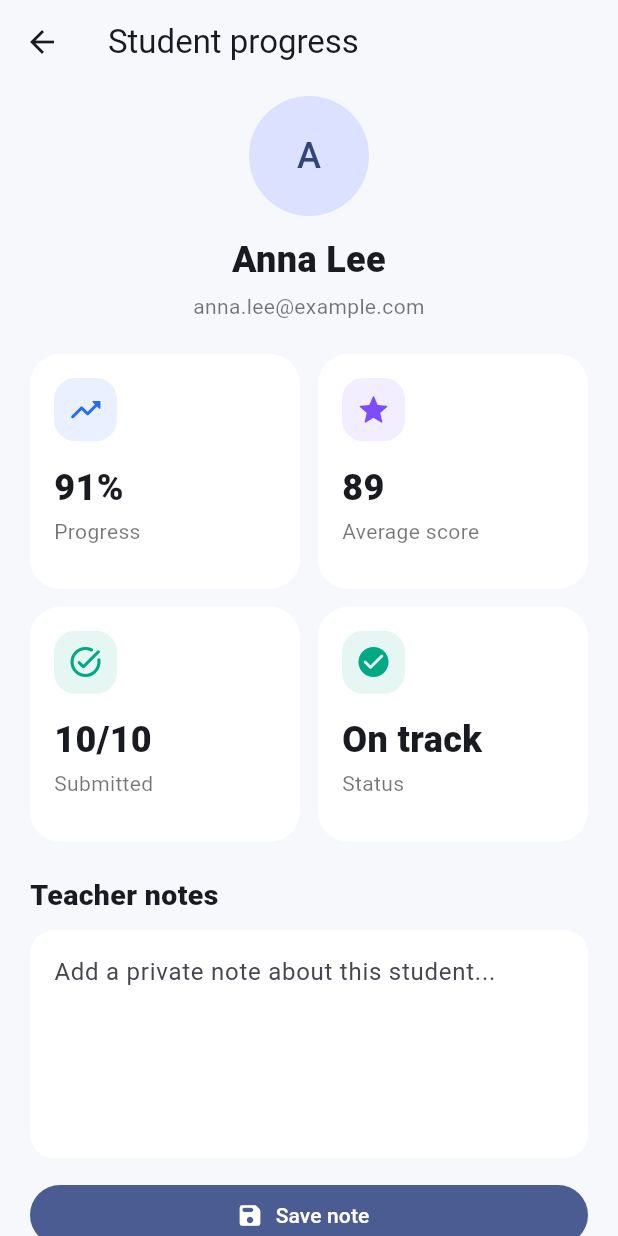
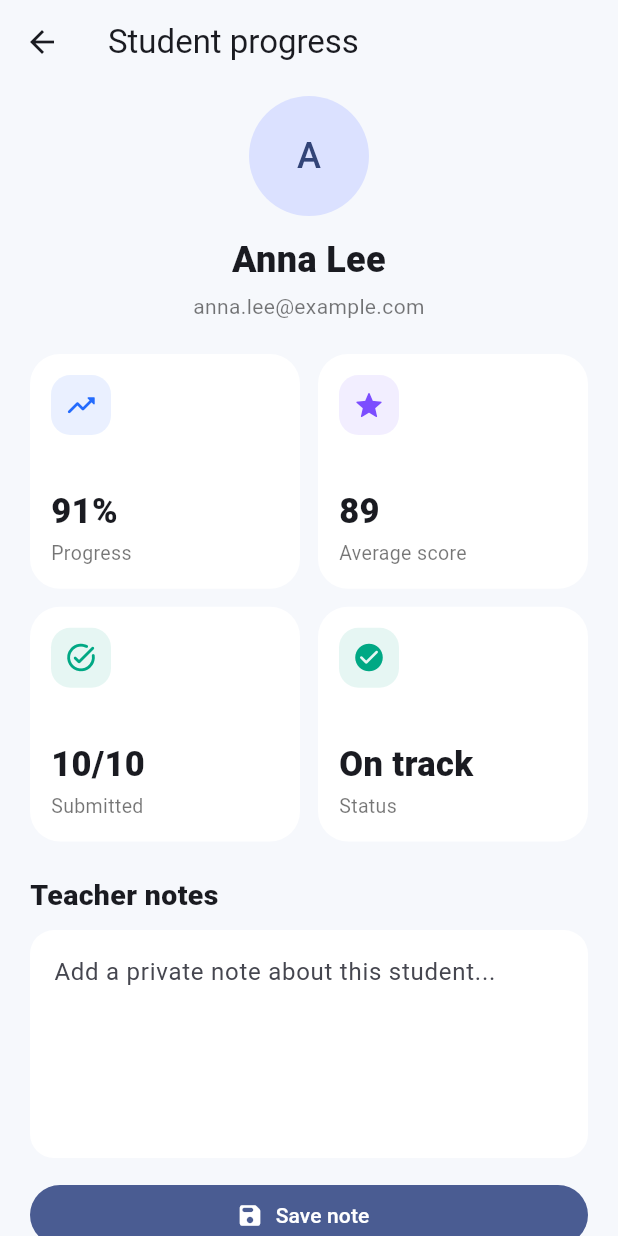
Before and after one commit to SIRP00M/LearnPulse, a Flutter app: the TeacherStudentDetailPage screen opened directly with sample values from the repository, on a phone screen of 412 x 824 dp. Run offline on Flutter 3.47's test engine with Material 3 defaults, Android fonts, the phone set to English and light mode, and no system bars.

Commit message:
fix: fix overflow card

```diff
--- a/mobile/lib/pages/teacher/teacher_dashboard_page.dart
+++ b/mobile/lib/pages/teacher/teacher_dashboard_page.dart
@@ -52,7 +52,7 @@ class TeacherDashboardPage extends StatelessWidget {
             physics: const NeverScrollableScrollPhysics(),
             crossAxisSpacing: 12,
             mainAxisSpacing: 12,
-            childAspectRatio: 1.15,
+            childAspectRatio: 0.95,
             children: const [
               StatCard(
                 label: 'Courses',
--- a/mobile/lib/widgets/stat_card.dart
+++ b/mobile/lib/widgets/stat_card.dart
@@ -20,36 +20,52 @@ class StatCard extends StatelessWidget {
   Widget build(BuildContext context) {
     return Card(
       child: Padding(
-        padding: const EdgeInsets.all(16),
+        padding: const EdgeInsets.all(14),
         child: Column(
           crossAxisAlignment: CrossAxisAlignment.start,
           children: [
             Container(
-              width: 42,
-              height: 42,
+              width: 40,
+              height: 40,
               decoration: BoxDecoration(
                 color: color.withAlpha(25),
-                borderRadius: BorderRadius.circular(14),
+                borderRadius: BorderRadius.circular(13),
               ),
-              child: Icon(icon, color: color),
+              child: Icon(
+                icon,
+                color: color,
+                size: 22,
+              ),
             ),
-            const SizedBox(height: 14),
+            const Spacer(),
             Text(
               value,
+              maxLines: 1,
+              overflow: TextOverflow.ellipsis,
               style: const TextStyle(
-                fontSize: 24,
+                fontSize: 23,
                 fontWeight: FontWeight.w800,
               ),
             ),
             const SizedBox(height: 2),
-            Text(label, style: const TextStyle(color: Colors.black54)),
+            Text(
+              label,
+              maxLines: 1,
+              overflow: TextOverflow.ellipsis,
+              style: const TextStyle(
+                color: Colors.black54,
+                fontSize: 13,
+              ),
+            ),
             if (helperText != null) ...[
-              const SizedBox(height: 6),
+              const SizedBox(height: 4),
               Text(
                 helperText!,
+                maxLines: 1,
+                overflow: TextOverflow.ellipsis,
                 style: TextStyle(
                   color: color,
-                  fontSize: 12,
+                  fontSize: 11,
                   fontWeight: FontWeight.w700,
                 ),
               ),
```
